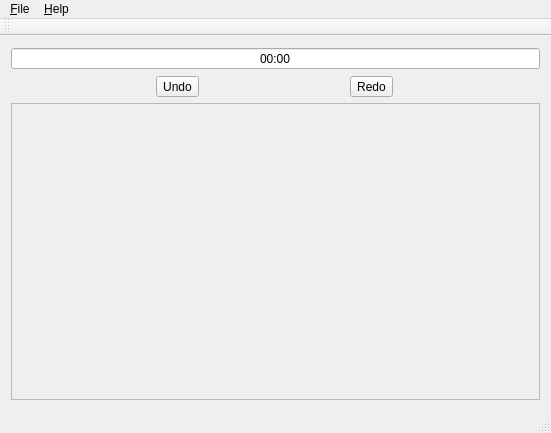
Before: the Qt Designer form MainWindow.ui in Ezryuk/Takuzu, drawn with Qt 5.
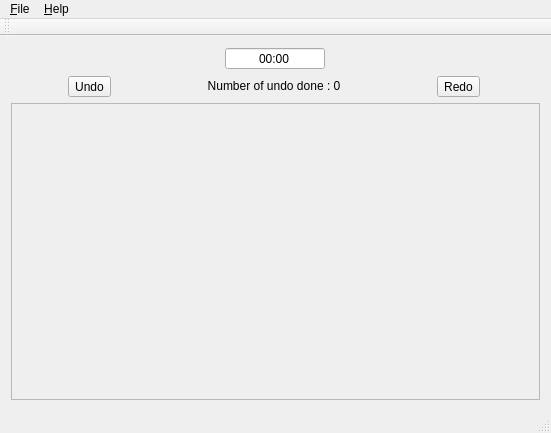
After: the same form once the commit is applied. Custom widgets are drawn as their Qt base class.

Commit message: Display number undo done

Diff of the .ui file:
```diff
--- a/MainWindow.ui
+++ b/MainWindow.ui
@@ -16,7 +16,18 @@
   <widget class="QWidget" name="centralWidget">
    <layout class="QVBoxLayout" name="verticalLayout_2">
     <item>
+     <layout class="QHBoxLayout" name="horizontalLayout_2">
+      <item>
      <widget class="QTimeEdit" name="timeEdit">
+        <property name="maximumSize">
+         <size>
+          <width>100</width>
+          <height>16777215</height>
+         </size>
+        </property>
+        <property name="layoutDirection">
+         <enum>Qt::LeftToRight</enum>
+        </property>
       <property name="alignment">
        <set>Qt::AlignCenter</set>
       </property>
@@ -31,6 +42,8 @@
       </property>
      </widget>
     </item>
+     </layout>
+    </item>
     <item>
      <layout class="QHBoxLayout" name="horizontalLayout_4">
       <item>
@@ -40,6 +53,22 @@
         </property>
        </widget>
       </item>
+      <item>
+       <widget class="QLabel" name="labelUndo">
+        <property name="maximumSize">
+         <size>
+          <width>200</width>
+          <height>20</height>
+         </size>
+        </property>
+        <property name="text">
+         <string>Number of undo done : 0</string>
+        </property>
+        <property name="alignment">
+         <set>Qt::AlignCenter</set>
+        </property>
+       </widget>
+      </item>
       <item>
        <widget class="QToolButton" name="redoButton">
         <property name="text">
```
Lines whose indentation alone changed are shown as unchanged. The commit also changes 6 other files.
